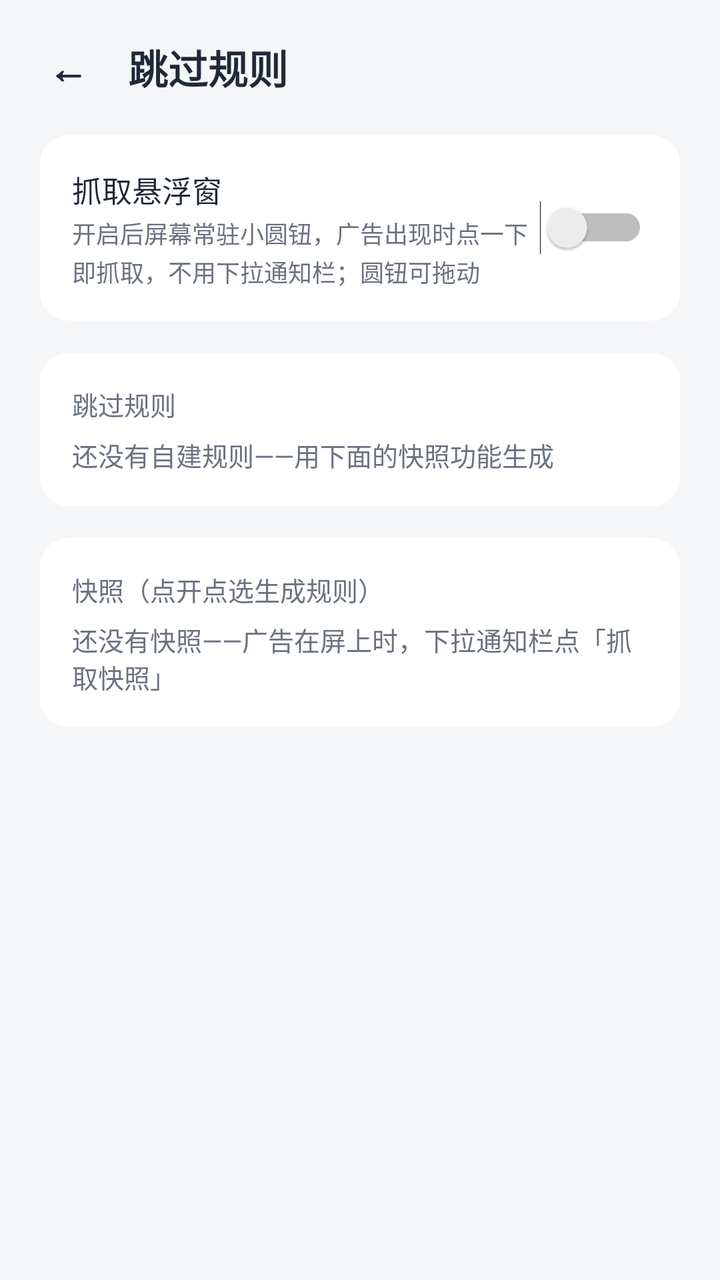
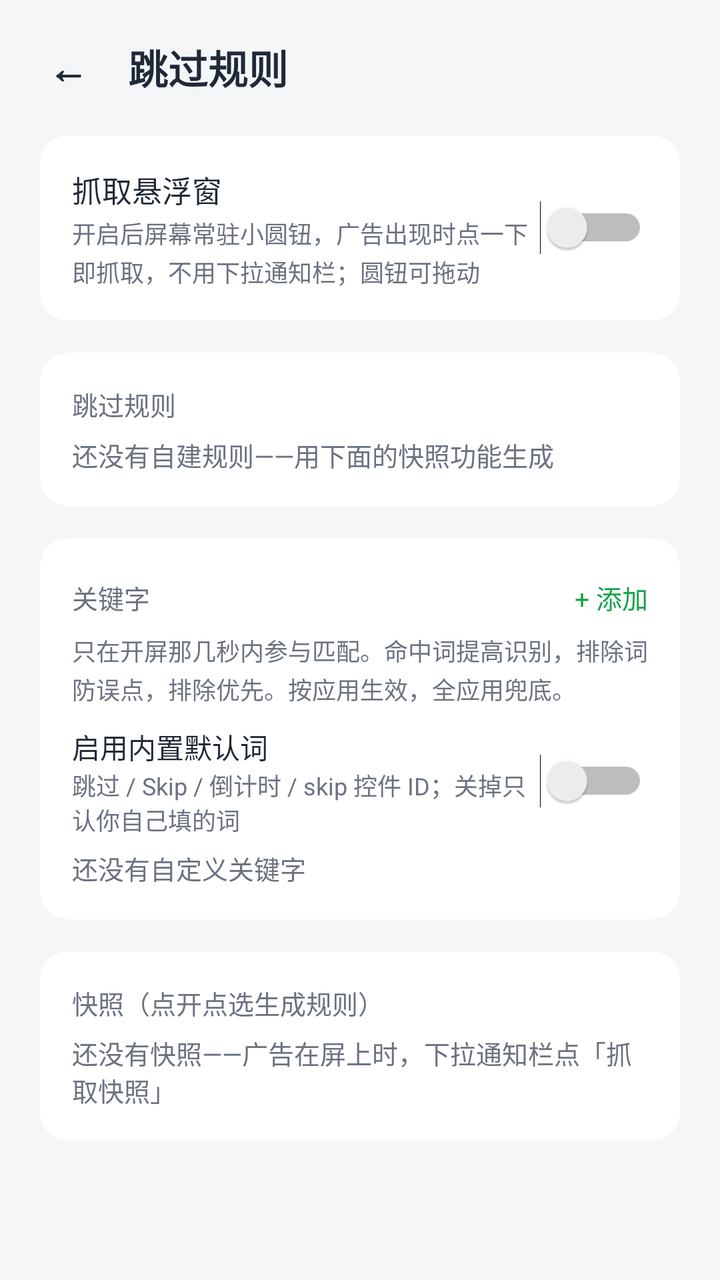

Compare the two renders of this Android layout. The source of the first and the diff that turns it into the second are given below.
<!-- AndroidManifest.xml: application theme Theme.SkipAd -->
<!-- res/layout/activity_rules.xml -->
<?xml version="1.0" encoding="utf-8"?>
<ScrollView xmlns:android="http://schemas.android.com/apk/res/android"
    android:layout_width="match_parent"
    android:layout_height="match_parent"
    android:fillViewport="true">

    <LinearLayout
        android:layout_width="match_parent"
        android:layout_height="wrap_content"
        android:orientation="vertical">

        <View
            android:id="@+id/inset_top"
            android:layout_width="match_parent"
            android:layout_height="0dp" />

        <LinearLayout
            android:layout_width="match_parent"
            android:layout_height="wrap_content"
            android:gravity="center_vertical"
            android:orientation="horizontal"
            android:paddingLeft="12dp"
            android:paddingTop="8dp"
            android:paddingRight="20dp"
            android:paddingBottom="8dp">

            <TextView
                android:id="@+id/back_button"
                android:layout_width="wrap_content"
                android:layout_height="wrap_content"
                android:padding="12dp"
                android:text="←"
                android:textColor="@color/text_primary"
                android:textSize="20sp"
                android:textStyle="bold" />

            <TextView
                android:layout_width="wrap_content"
                android:layout_height="wrap_content"
                android:layout_marginLeft="8dp"
                android:text="@string/rule_title"
                android:textColor="@color/text_primary"
                android:textSize="20sp"
                android:textStyle="bold" />
        </LinearLayout>

        <LinearLayout
            android:layout_width="match_parent"
            android:layout_height="wrap_content"
            android:orientation="vertical"
            android:paddingLeft="20dp"
            android:paddingRight="20dp"
            android:paddingBottom="32dp">

            <LinearLayout
                android:layout_width="match_parent"
                android:layout_height="wrap_content"
                android:layout_marginBottom="16dp"
                android:background="@drawable/bg_card"
                android:orientation="vertical"
                android:padding="16dp">

                <LinearLayout
                    android:layout_width="match_parent"
                    android:layout_height="wrap_content"
                    android:gravity="center_vertical"
                    android:orientation="horizontal">

                    <LinearLayout
                        android:layout_width="0dp"
                        android:layout_height="wrap_content"
                        android:layout_weight="1"
                        android:orientation="vertical">

                        <TextView
                            android:layout_width="wrap_content"
                            android:layout_height="wrap_content"
                            android:text="@string/bubble_switch_title"
                            android:textColor="@color/text_primary"
                            android:textSize="15sp" />

                        <TextView
                            android:layout_width="match_parent"
                            android:layout_height="wrap_content"
                            android:layout_marginTop="2dp"
                            android:lineSpacingExtra="2dp"
                            android:text="@string/bubble_switch_sub"
                            android:textColor="@color/text_secondary"
                            android:textSize="12sp" />
                    </LinearLayout>

                    <Switch
                        android:id="@+id/bubble_switch"
                        android:layout_width="wrap_content"
                        android:layout_height="wrap_content" />
                </LinearLayout>
            </LinearLayout>

            <LinearLayout
                android:layout_width="match_parent"
                android:layout_height="wrap_content"
                android:background="@drawable/bg_card"
                android:orientation="vertical"
                android:padding="16dp">

                <TextView
                    android:layout_width="wrap_content"
                    android:layout_height="wrap_content"
                    android:text="@string/section_rules"
                    android:textColor="@color/text_secondary"
                    android:textSize="13sp" />

                <TextView
                    android:id="@+id/rules_empty"
                    android:layout_width="match_parent"
                    android:layout_height="wrap_content"
                    android:layout_marginTop="6dp"
                    android:text="@string/rules_empty"
                    android:textColor="@color/text_secondary"
                    android:textSize="13sp" />

                <LinearLayout
                    android:id="@+id/rule_container"
                    android:layout_width="match_parent"
                    android:layout_height="wrap_content"
                    android:orientation="vertical" />
            </LinearLayout>

            <LinearLayout
                android:layout_width="match_parent"
                android:layout_height="wrap_content"
                android:layout_marginTop="16dp"
                android:background="@drawable/bg_card"
                android:orientation="vertical"
                android:padding="16dp">

                <TextView
                    android:layout_width="wrap_content"
                    android:layout_height="wrap_content"
                    android:text="@string/section_snapshots"
                    android:textColor="@color/text_secondary"
                    android:textSize="13sp" />

                <TextView
                    android:id="@+id/snaps_empty"
                    android:layout_width="match_parent"
                    android:layout_height="wrap_content"
                    android:layout_marginTop="6dp"
                    android:text="@string/snapshots_empty"
                    android:textColor="@color/text_secondary"
                    android:textSize="13sp" />

                <LinearLayout
                    android:id="@+id/snap_container"
                    android:layout_width="match_parent"
                    android:layout_height="wrap_content"
                    android:orientation="vertical" />
            </LinearLayout>
        </LinearLayout>

        <View
            android:id="@+id/inset_bottom"
            android:layout_width="match_parent"
            android:layout_height="0dp" />
    </LinearLayout>
</ScrollView>
<!-- resources referenced by this layout -->
<resources>
  <color name="text_primary">#1F2937</color>
  <color name="text_secondary">#6B7280</color>
  <!-- drawable bg_card (drawable) -->
  <?xml version="1.0" encoding="utf-8"?>
  <shape xmlns:android="http://schemas.android.com/apk/res/android" android:shape="rectangle">
      <solid android:color="@color/card" />
      <corners android:radius="14dp" />
  </shape>
  <string name="bubble_switch_sub">开启后屏幕常驻小圆钮，广告出现时点一下即抓取，不用下拉通知栏；圆钮可拖动</string>
  <string name="bubble_switch_title">抓取悬浮窗</string>
  <string name="rule_title">跳过规则</string>
  <string name="rules_empty">还没有自建规则——用下面的快照功能生成</string>
  <string name="section_rules">跳过规则</string>
  <string name="section_snapshots">快照（点开点选生成规则）</string>
  <string name="snapshots_empty">还没有快照——广告在屏上时，下拉通知栏点「抓取快照」</string>
  <style name="Theme.SkipAd" parent="Theme.AppCompat.DayNight.NoActionBar">
          <item name="colorPrimary">@color/primary</item>
          <item name="colorPrimaryDark">@color/primary_dark</item>
          <item name="colorAccent">@color/primary</item>
          <item name="android:windowBackground">@color/background</item>
          <item name="android:statusBarColor">@android:color/transparent</item>
          <item name="android:navigationBarColor">@android:color/transparent</item>
          <item name="android:windowLightStatusBar">true</item>
      </style>
  <color name="card">#FFFFFF</color>
  <color name="primary">#16A34A</color>
  <color name="primary_dark">#0E7A38</color>
  <color name="background">#F4F6F8</color>
</resources>

<!-- the commit's change to res/layout/activity_rules.xml (unified diff, before → after) -->
@@ -134,6 +134,99 @@
                 android:orientation="vertical"
                 android:padding="16dp">
 
+                <LinearLayout
+                    android:layout_width="match_parent"
+                    android:layout_height="wrap_content"
+                    android:gravity="center_vertical"
+                    android:orientation="horizontal">
+
+                    <TextView
+                        android:layout_width="0dp"
+                        android:layout_height="wrap_content"
+                        android:layout_weight="1"
+                        android:text="关键字"
+                        android:textColor="@color/text_secondary"
+                        android:textSize="13sp" />
+
+                    <TextView
+                        android:id="@+id/kw_add"
+                        android:layout_width="wrap_content"
+                        android:layout_height="wrap_content"
+                        android:paddingLeft="12dp"
+                        android:paddingTop="4dp"
+                        android:paddingBottom="4dp"
+                        android:text="+ 添加"
+                        android:textColor="@color/status_on"
+                        android:textSize="13sp" />
+                </LinearLayout>
+
+                <TextView
+                    android:layout_width="match_parent"
+                    android:layout_height="wrap_content"
+                    android:layout_marginTop="4dp"
+                    android:lineSpacingExtra="2dp"
+                    android:text="只在开屏那几秒内参与匹配。命中词提高识别，排除词防误点，排除优先。按应用生效，全应用兜底。"
+                    android:textColor="@color/text_secondary"
+                    android:textSize="12sp" />
+
+                <LinearLayout
+                    android:layout_width="match_parent"
+                    android:layout_height="wrap_content"
+                    android:layout_marginTop="10dp"
+                    android:gravity="center_vertical"
+                    android:orientation="horizontal">
+
+                    <LinearLayout
+                        android:layout_width="0dp"
+                        android:layout_height="wrap_content"
+                        android:layout_weight="1"
+                        android:orientation="vertical">
+
+                        <TextView
+                            android:layout_width="wrap_content"
+                            android:layout_height="wrap_content"
+                            android:text="启用内置默认词"
+                            android:textColor="@color/text_primary"
+                            android:textSize="14sp" />
+
+                        <TextView
+                            android:layout_width="match_parent"
+                            android:layout_height="wrap_content"
+                            android:text="跳过 / Skip / 倒计时 / skip 控件 ID；关掉只认你自己填的词"
+                            android:textColor="@color/text_secondary"
+                            android:textSize="12sp" />
+                    </LinearLayout>
+
+                    <Switch
+                        android:id="@+id/kw_builtin"
+                        android:layout_width="wrap_content"
+                        android:layout_height="wrap_content" />
+                </LinearLayout>
+
+                <TextView
+                    android:id="@+id/kw_empty"
+                    android:layout_width="match_parent"
+                    android:layout_height="wrap_content"
+                    android:layout_marginTop="6dp"
+                    android:text="还没有自定义关键字"
+                    android:textColor="@color/text_secondary"
+                    android:textSize="13sp" />
+
+                <LinearLayout
+                    android:id="@+id/kw_container"
+                    android:layout_width="match_parent"
+                    android:layout_height="wrap_content"
+                    android:orientation="vertical" />
+            </LinearLayout>
+
+            <LinearLayout
+                android:layout_width="match_parent"
+                android:layout_height="wrap_content"
+                android:layout_marginTop="16dp"
+                android:background="@drawable/bg_card"
+                android:orientation="vertical"
+                android:padding="16dp">
+
                 <TextView
                     android:layout_width="wrap_content"
                     android:layout_height="wrap_content"
<!-- resource entries referenced after the edit -->
@@ -1,5 +1,6 @@
 <!-- resources referenced by this layout -->
 <resources>
+  <color name="status_on">#16A34A</color>
   <color name="text_primary">#1F2937</color>
   <color name="text_secondary">#6B7280</color>
   <!-- drawable bg_card (drawable) -->
